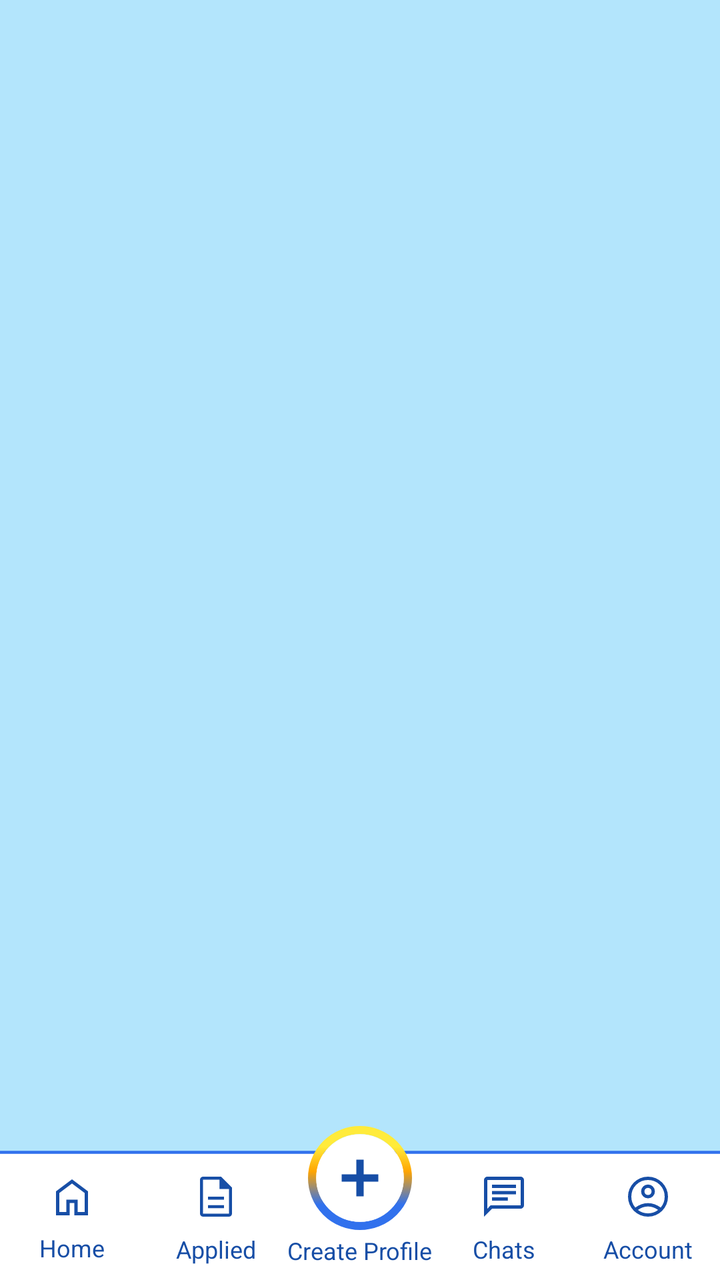
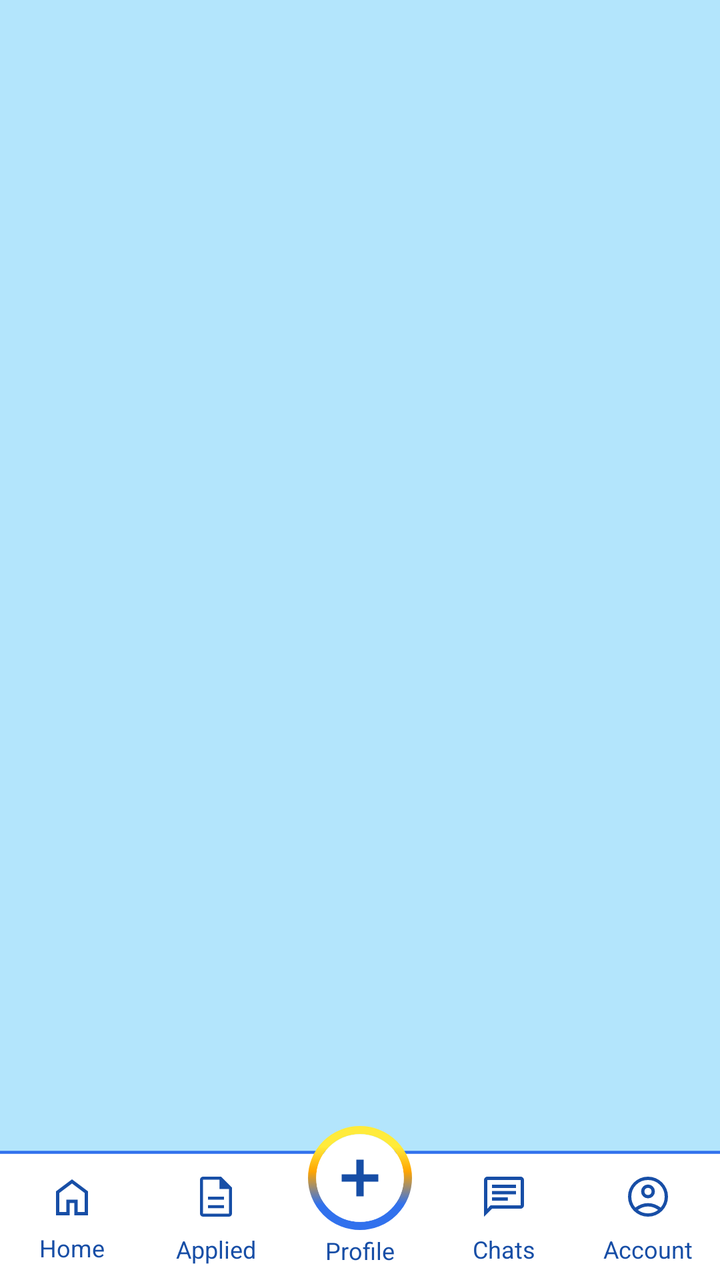

Screens rendered from an Android XML layout before and after an edit, with the pre-edit source and the edit as a unified diff.
<!-- AndroidManifest.xml: application theme Theme.Seekshakcom -->
<!-- res/layout/activity_tutor_home.xml -->
<?xml version="1.0" encoding="utf-8"?>
<RelativeLayout xmlns:android="http://schemas.android.com/apk/res/android"
    xmlns:tools="http://schemas.android.com/tools"
    android:layout_width="wrap_content"
    android:layout_height="match_parent"
    xmlns:app="http://schemas.android.com/apk/res-auto"
    android:fillViewport="true"
    android:background="@color/soft_blue"
    android:fitsSystemWindows="true">



    <FrameLayout
        android:id="@+id/tutor_home_fragment_container"
        android:layout_width="match_parent"
        android:layout_height="match_parent"
        android:visibility="gone" />


    <RelativeLayout
        android:layout_width="match_parent"
        android:layout_height="wrap_content"
        android:layout_alignParentBottom="true">

        <LinearLayout
            android:id="@+id/bottom_nav"
            android:layout_width="match_parent"
            android:layout_height="65dp"
            android:orientation="horizontal"
            android:layout_alignParentBottom="true"
            android:background="@drawable/rectangle_3"
            android:paddingTop="6dp"
            android:paddingBottom="6dp"
            android:gravity="center"
            android:weightSum="5"
            android:layout_marginBottom="12dp">

            
            <LinearLayout
                android:id="@+id/home_btn_layout"
                android:layout_width="0dp"
                android:layout_weight="1"
                android:layout_marginTop="2dp"
                android:layout_height="match_parent"
                android:clickable="true"
                android:focusable="true"
                android:orientation="vertical"
                android:gravity="center">

                <ImageButton
                    android:id="@+id/home_btn"
                    android:layout_width="wrap_content"
                    android:layout_height="wrap_content"
                    android:background="@null"
                    android:contentDescription="Home"
                    android:src="@drawable/tab_home_selector"
                    android:duplicateParentState="true"
                    tools:ignore="TouchTargetSizeCheck" />

                <TextView
                    android:id="@+id/home_text"
                    android:layout_width="wrap_content"
                    android:layout_height="wrap_content"
                    android:layout_marginTop="5dp"
                    android:text="Home"
                    android:textSize="12sp"
                    android:textColor="#174EA6"/>
            </LinearLayout>

            
            <LinearLayout
                android:id="@+id/myPostbtn_layout"
                android:layout_width="0dp"
                android:layout_weight="1"
                android:layout_marginTop="2dp"
                android:layout_height="match_parent"
                android:clickable="true"
                android:focusable="true"
                android:orientation="vertical"
                android:gravity="center">

                <ImageButton
                    android:id="@+id/my_post"
                    android:layout_width="wrap_content"
                    android:layout_height="wrap_content"
                    android:background="@null"
                    android:contentDescription="My Post"
                    android:src="@drawable/tab_mypost_selector"
                    android:duplicateParentState="true"
                    tools:ignore="TouchTargetSizeCheck" />

                <TextView
                    android:id="@+id/myPostText"
                    android:layout_width="wrap_content"
                    android:layout_height="wrap_content"
                    android:layout_marginTop="6dp"
                    android:text="Applied"
                    android:textSize="12sp"
                    android:textColor="#174EA6"/>
            </LinearLayout>

            
            <View
                android:layout_width="0dp"
                android:layout_height="51dp"
                android:layout_gravity="center"
                android:layout_marginBottom="20dp"
                android:layout_weight="1" />

            
            <LinearLayout
                android:id="@+id/chatbtn_layout"
                android:layout_width="0dp"
                android:layout_weight="1"
                android:layout_marginTop="2dp"
                android:layout_height="match_parent"
                android:clickable="true"
                android:focusable="true"
                android:orientation="vertical"
                android:gravity="center">

                <ImageButton
                    android:id="@+id/chats"
                    android:layout_width="wrap_content"
                    android:layout_height="wrap_content"
                    android:background="@null"
                    android:contentDescription="Chat"
                    android:src="@drawable/tab_chats_selector"
                    android:duplicateParentState="true"
                    tools:ignore="TouchTargetSizeCheck" />

                <TextView
                    android:id="@+id/chatsText"
                    android:layout_width="wrap_content"
                    android:layout_height="wrap_content"
                    android:layout_marginTop="6dp"
                    android:text="Chats"
                    android:textSize="12sp"
                    android:textColor="#174EA6"/>
            </LinearLayout>

            

            <LinearLayout
                android:id="@+id/my_account_layout"
                android:layout_width="0dp"
                android:layout_weight="1"
                android:layout_marginTop="2dp"
                android:layout_height="match_parent"
                android:clickable="true"
                android:focusableInTouchMode="true"
                android:orientation="vertical"
                android:gravity="center">

                <ImageButton
                    android:id="@+id/my_account"
                    android:layout_width="wrap_content"
                    android:layout_height="wrap_content"
                    android:background="@null"
                    android:src="@drawable/tab_account_selector"
                    android:duplicateParentState="true"
                    android:contentDescription="My Account"
                    tools:ignore="TouchTargetSizeCheck" />

                <TextView
                    android:id="@+id/my_account_text"
                    android:layout_width="wrap_content"
                    android:layout_height="wrap_content"
                    android:layout_marginTop="6dp"
                    android:text="Account"
                    android:textSize="12sp"
                    android:textColor="#174EA6"/>
            </LinearLayout>

        </LinearLayout>
        <RelativeLayout
            android:layout_width="match_parent"
            android:layout_height="match_parent">

            
            <ImageButton
                android:id="@+id/add_post"
                android:layout_width="wrap_content"
                android:layout_height="wrap_content"
                android:layout_alignParentBottom="true"
                android:layout_centerHorizontal="true"
                android:layout_marginBottom="25dp"
                android:background="@drawable/gradient_ring"
                android:contentDescription="@string/add_post"
                android:elevation="4dp"
                android:scaleType="centerInside"
                android:src="@drawable/ic_addbtn" />
        </RelativeLayout>

        <TextView
            android:layout_width="wrap_content"
            android:layout_height="23dp"
            android:layout_centerHorizontal="true"
            android:layout_alignParentBottom="true"
            android:text="Create Profile"
            android:textSize="12sp"
            android:textColor="#174EA6"
            android:scaleType="centerInside" />

    </RelativeLayout>

    <View
        android:id="@+id/whiteBackgroundBottom"
        android:layout_width="0dp"
        android:layout_height="70dp"
        android:background="@android:color/white"
        app:layout_constraintBottom_toBottomOf="parent"
        app:layout_constraintStart_toStartOf="parent"
        app:layout_constraintEnd_toEndOf="parent" />









</RelativeLayout>
<!-- resources referenced by this layout -->
<resources>
  <color name="soft_blue">#B3E5FC</color>
  <!-- drawable ic_addbtn (drawable) -->
  <vector xmlns:android="http://schemas.android.com/apk/res/android" android:height="28dp" android:viewportHeight="960" android:viewportWidth="960" android:width="28dp">
        
      <path android:fillColor="#174EA6" android:pathData="M417,543L166,543v-126h251v-251h126v251h251v126L543,543v251L417,794v-251Z"/>
      
  </vector>
  <!-- drawable rectangle_3 (drawable) -->
  <vector xmlns:android="http://schemas.android.com/apk/res/android"
      android:width="412dp"
      android:height="85dp"
      android:viewportWidth="412"
      android:viewportHeight="85">
    <path
        android:pathData="M-1.5,1.5h415v85h-415z"
        android:strokeWidth="2"
        android:fillColor="#ffffff"
        android:strokeColor="#3171ED"/>
  </vector>
  <!-- drawable tab_account_selector (drawable) -->
  <?xml version="1.0" encoding="utf-8"?>
  <selector xmlns:android="http://schemas.android.com/apk/res/android">
      <item android:drawable="@drawable/ic_account_filled" android:state_selected="true"/>
      <item android:drawable="@drawable/ic_account" />
  </selector>
  <!-- drawable tab_chats_selector (drawable) -->
  <?xml version="1.0" encoding="utf-8"?>
  <selector xmlns:android="http://schemas.android.com/apk/res/android">
      <item android:drawable="@drawable/ic_chats_filled" android:state_selected="true"/>
      <item android:drawable="@drawable/ic_chats" />
  </selector>
  <!-- drawable tab_home_selector (drawable) -->
  <?xml version="1.0" encoding="utf-8"?>
  <selector xmlns:android="http://schemas.android.com/apk/res/android">
      <item android:drawable="@drawable/ic_home_filled" android:state_selected="true"/>
      <item android:drawable="@drawable/ic_home" />
  </selector>
  <!-- drawable tab_mypost_selector (drawable) -->
  <?xml version="1.0" encoding="utf-8"?>
  <selector xmlns:android="http://schemas.android.com/apk/res/android">
      <item android:drawable="@drawable/ic_mypost_filled" android:state_selected="true"/>
      <item android:drawable="@drawable/ic_mypost" />
  </selector>
  <string name="add_post">Add Post</string>
  <style name="Theme.Seekshakcom" parent="Theme.AppCompat.Light.NoActionBar">
          
          <item name="colorPrimary">@color/black</item>
          <item name="colorPrimaryDark">@color/purple_700</item>
          <item name="colorAccent">@color/teal_200</item>
  
      </style>
  <!-- drawable ic_home_filled (drawable) -->
  <vector xmlns:android="http://schemas.android.com/apk/res/android"
      android:width="24dp"
      android:height="24dp"
      android:viewportWidth="960"
      android:viewportHeight="960">
    <path
        android:pathData="M153.3,846.7v-490.07L480,111.47l326.86,245.08v490.15L561.59,846.7v-288.29L398.41,558.41v288.29L153.3,846.7Z"
        android:fillColor="#174EA6"/>
  </vector>
  <!-- drawable ic_home (drawable) -->
  <vector xmlns:android="http://schemas.android.com/apk/res/android"
      android:width="24dp"
      android:height="24dp"
      android:viewportWidth="960"
      android:viewportHeight="960">
    <path
        android:pathData="M226.67,773.33h140v-246.66h226.66v246.66h140v-380L480,203.33l-253.33,190v380ZM160,840v-480l320,-240 320,240v480L526.67,840v-246.67h-93.34L433.33,840L160,840ZM480,488Z"
        android:fillColor="#174EA6"/>
  </vector>
  <!-- drawable ic_mypost (drawable) -->
  <vector xmlns:android="http://schemas.android.com/apk/res/android"
      android:width="24dp"
      android:height="24dp"
      android:viewportWidth="960"
      android:viewportHeight="960">
    <path
        android:pathData="M319,710h322v-60L319,650v60ZM319,540h322v-60L319,480v60ZM220,880q-24,0 -42,-18t-18,-42v-680q0,-24 18,-42t42,-18h361l219,219v521q0,24 -18,42t-42,18L220,880ZM551,326v-186L220,140v680h520v-494L551,326ZM220,140v186,-186 680,-680Z"
        android:fillColor="#174EA6"/>
  </vector>
  <color name="black">#FF000000</color>
  <color name="purple_700">#FF3700B3</color>
  <color name="teal_200">#FF03DAC5</color>
  <!-- unchanged entries left out for length: 6 -->
</resources>

<!-- the commit's change to res/layout/activity_tutor_home.xml (unified diff, before → after) -->
@@ -197,7 +197,7 @@
             android:layout_height="23dp"
             android:layout_centerHorizontal="true"
             android:layout_alignParentBottom="true"
-            android:text="Create Profile"
+            android:text="Profile"
             android:textSize="12sp"
             android:textColor="#174EA6"
             android:scaleType="centerInside" />
